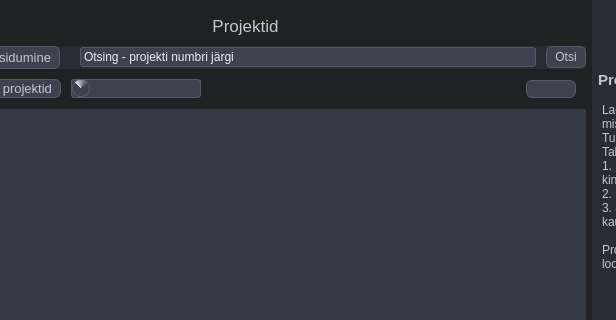
Above: mailabl-qgis/Mailabl_dialog_base.ui from TuloliKalver/mailabl-qgis before the change; both pictures show x 295 to 911 and y 0 to 320 of the 1137 by 853 pixel window. Below: the same form after it.
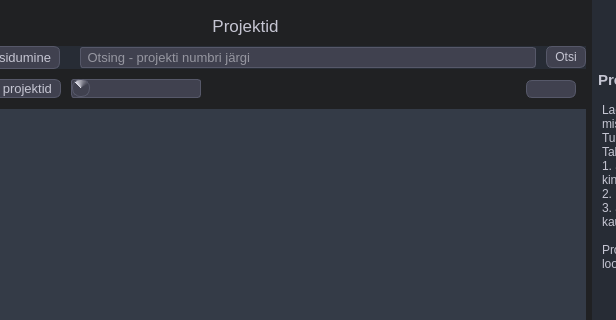
That is the form after the change. Icons and pictures are not drawn.

Diff of the .ui file:
```diff
--- a/mailabl-qgis/Mailabl_dialog_base.ui
+++ b/mailabl-qgis/Mailabl_dialog_base.ui
@@ -6956,11 +6956,16 @@
                       </property>
                       <item>
                        <widget class="QLineEdit" name="le_searchProjects">
+                        <property name="font">
+                         <font>
+                          <pointsize>10</pointsize>
+                         </font>
+                        </property>
                         <property name="text">
-                         <string>Otsing - projekti numbri järgi</string>
+                         <string/>
                         </property>
                         <property name="placeholderText">
-                         <string>Otsing</string>
+                         <string> Otsing - projekti numbri järgi</string>
                         </property>
                        </widget>
                       </item>
```
